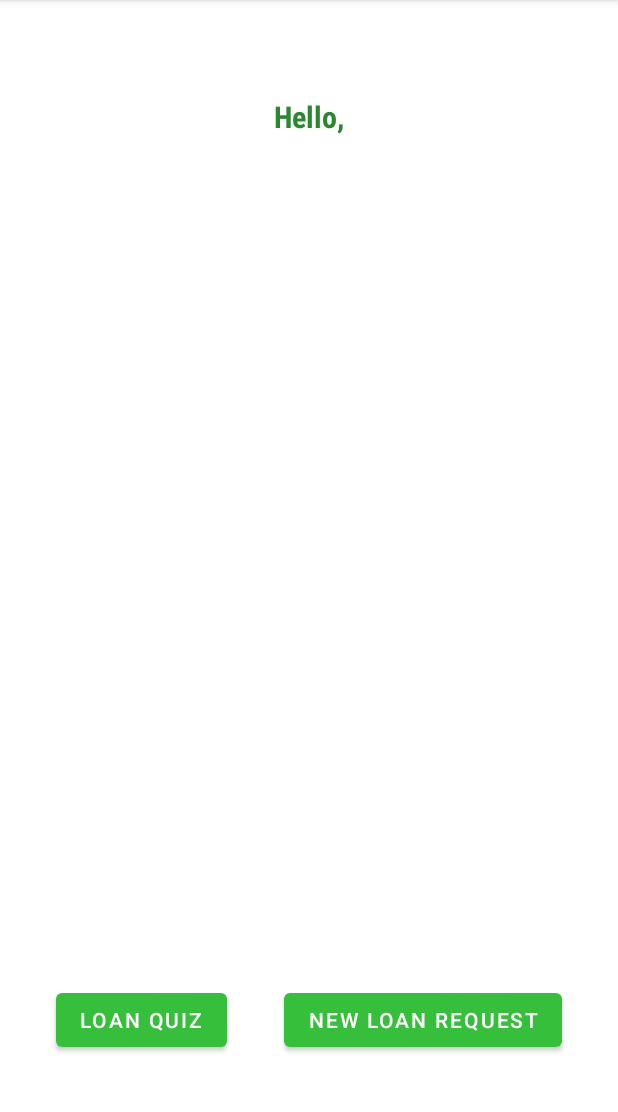
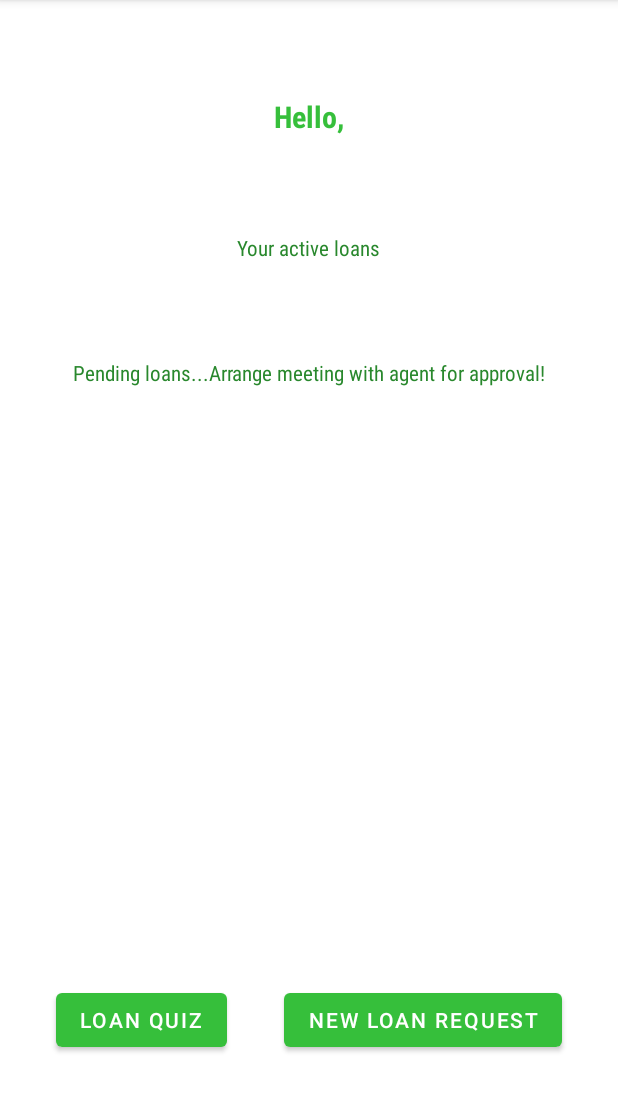
Before and after one commit to popovicilaura19/Licenta, an Android app: the HomePageActivity screen opened directly, with no data from a screen before it, on a phone screen of 412 x 824 dp, the part 84-1196 px from its top. Run offline under Robolectric (Android 15) with nearby library versions, the light colour scheme and no system bars; our stand-ins replace Room's generated code; 2 statements that could not run were skipped.

Commit message:
query to get list of loans by client id and text in home page to show loans

```diff
--- a/app/src/main/java/com/example/licenta/HomePageActivity.java
+++ b/app/src/main/java/com/example/licenta/HomePageActivity.java
@@ -17,8 +17,11 @@ import com.example.licenta.dto.Client;
 import com.example.licenta.dto.LoanRequest;
 import com.example.licenta.dto.User;
 import com.example.licenta.services.ClientService;
+import com.example.licenta.services.LoanRequestService;
 
 import java.io.Serializable;
+import java.util.ArrayList;
+import java.util.List;
 
 public class HomePageActivity extends AppCompatActivity {
 
@@ -26,7 +29,9 @@ public class HomePageActivity extends AppCompatActivity {
     private Button btnNewLoan;
     private User user;
     private Client client = new Client();
+    private List<LoanRequest> loanRequestList = new ArrayList<>();
     private ClientService clientService;
+    private LoanRequestService loanRequestService;
     private ActivityResultLauncher<Intent> launcher;
     //    private Intent intent;
     public static final String USER_KEY = "userKey";
@@ -41,9 +46,20 @@ public class HomePageActivity extends AppCompatActivity {
         user = (User) getIntent().getSerializableExtra(USER_KEY);
         clientService = new ClientService(getApplicationContext());
         clientService.getClientByUserId(user.getUserId(), getClientCallback());
+        loanRequestService = new LoanRequestService(getApplicationContext());
+        loanRequestService.getListOfLoansByClientId(user.getUserId(), getLoanListCallback());
         setContentView(R.layout.activity_home_page);
         initComponents();
         launcher = getLauncher();
+    }
+
+    private Callback<List<LoanRequest>> getLoanListCallback() {
+        return new Callback<List<LoanRequest>>() {
+            @Override
+            public void runResultOnUiThread(List<LoanRequest> result) {
+                loanRequestList.addAll(result);
+            }
+        };
     }
 
     private Callback<Client> getClientCallback() {
--- a/app/src/main/java/com/example/licenta/database/LoanRequestDao.java
+++ b/app/src/main/java/com/example/licenta/database/LoanRequestDao.java
@@ -15,4 +15,7 @@ public interface LoanRequestDao {
 
     @Query("select * from loan_request")
     List<LoanRequest> getAll();
+
+    @Query("SELECT * FROM loan_request WHERE client_id = :clientId")
+    List<LoanRequest> getListOfLoansByClientId(long clientId);
 }
--- a/app/src/main/java/com/example/licenta/services/LoanRequestService.java
+++ b/app/src/main/java/com/example/licenta/services/LoanRequestService.java
@@ -49,4 +49,17 @@ public class LoanRequestService {
         };
         asyncTaskRunner.executeAsync(getAllOperation, activityThread);
     }
+
+    public void getListOfLoansByClientId(long clientId, Callback<List<LoanRequest>> activityThread) {
+        Callable<List<LoanRequest>> getLoanListByIdOperation = new Callable<List<LoanRequest>>() {
+            @Override
+            public List<LoanRequest> call() throws Exception {
+                if (clientId <= 0) {
+                    return null;
+                }
+                return loanRequestDao.getListOfLoansByClientId(clientId);
+            }
+        };
+        asyncTaskRunner.executeAsync(getLoanListByIdOperation, activityThread);
+    }
 }
--- a/app/src/main/res/layout/activity_home_page.xml
+++ b/app/src/main/res/layout/activity_home_page.xml
@@ -20,6 +20,38 @@
         android:textSize="20sp"
         android:fontFamily="sans-serif-condensed"
         android:textStyle="bold"
+        android:textColor="@color/light_green"/>
+
+    <TextView
+        android:id="@+id/id_tv_activeLoans"
+        android:layout_width="wrap_content"
+        android:layout_height="wrap_content"
+        android:text="@string/your_active_loans"
+        tools:layout_editor_absoluteX="113dp"
+        tools:layout_editor_absoluteY="155dp"
+        app:layout_constraintStart_toStartOf="parent"
+        app:layout_constraintEnd_toEndOf="parent"
+        app:layout_constraintTop_toBottomOf="@id/id_tv_homePage"
+        android:layout_marginTop="64dp"
+        android:textSize="14sp"
+        android:fontFamily="sans-serif-condensed"
+        android:textStyle="normal"
+        android:textColor="@color/dark_green"/>
+
+    <TextView
+        android:id="@+id/id_tv_pendingLoans"
+        android:layout_width="wrap_content"
+        android:layout_height="wrap_content"
+        android:text="@string/pending_loans_arrange_meeting_with_agent_for_approval"
+        tools:layout_editor_absoluteX="113dp"
+        tools:layout_editor_absoluteY="237dp"
+        app:layout_constraintStart_toStartOf="parent"
+        app:layout_constraintEnd_toEndOf="parent"
+        app:layout_constraintTop_toBottomOf="@id/id_tv_activeLoans"
+        android:layout_marginTop="64dp"
+        android:textSize="14sp"
+        android:fontFamily="sans-serif-condensed"
+        android:textStyle="normal"
         android:textColor="@color/dark_green"/>
 
     <Button
@@ -46,4 +78,5 @@
         app:layout_constraintBottom_toBottomOf="parent"
         android:layout_marginBottom="64dp"/>
 
+
 </androidx.constraintlayout.widget.ConstraintLayout>
--- a/app/src/main/res/values/strings.xml
+++ b/app/src/main/res/values/strings.xml
@@ -27,6 +27,8 @@
     <string name="your_loan_request_was_sent_and_its_current_status_is">Your loan request was sent and its current status is </string>
     <string name="need_help">Need help deciding?</string>
     <string name="loan_quiz">Loan Quiz</string>
+    <string name="your_active_loans">Your active loans</string>
+    <string name="pending_loans_arrange_meeting_with_agent_for_approval">Pending loans...Arrange meeting with agent for approval!</string>
 
     <string-array name="creditPeriod">
         <item>12</item>
```
